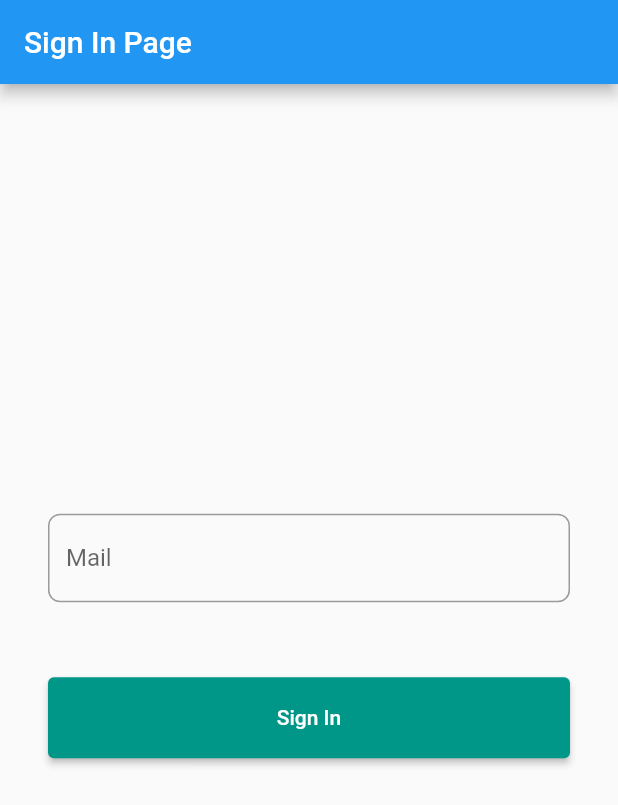
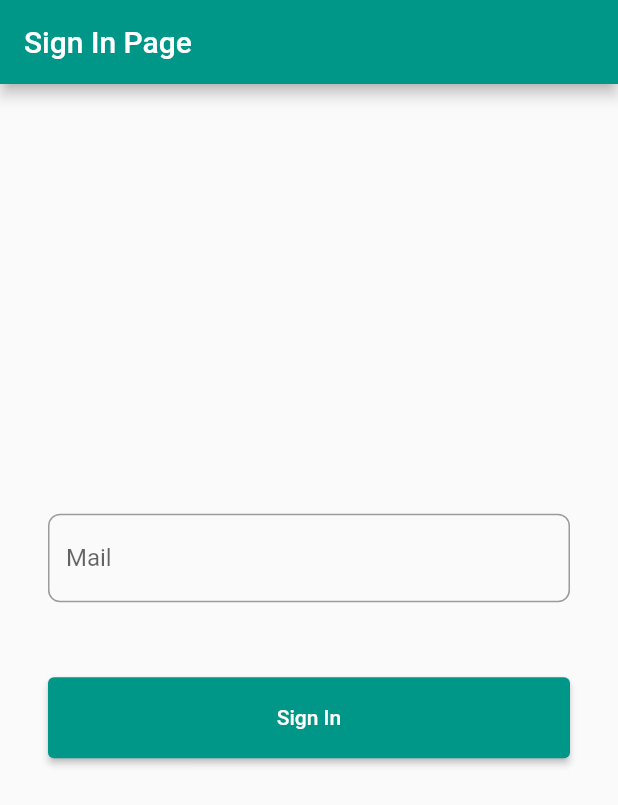
Before and after one commit to NUTFes/seeft-mobile, a Flutter app: the screen it shows after launch, on a phone screen of 412 x 824 dp. Shown: the top 805 px of the screen. Run offline on Flutter 3.47's test engine with Material 2 defaults, Android fonts, the phone set to English and light mode, and no system bars; our stand-ins replace flutter_local_notifications, logger, shared_preferences.

Commit message:
[mod] カラーテーマの設定 (#1)

```diff
--- a/lib/widgets/first_jump_selector.dart
+++ b/lib/widgets/first_jump_selector.dart
@@ -1,3 +1,4 @@
+import 'package:flutter/material.dart';
 import 'package:seeft_mobile/configs/importer.dart';
 import 'package:seeft_mobile/pages/my_shift_page.dart';
 //import 'package:seeft_mobile/pages/sign_up_page.dart';
@@ -55,6 +56,12 @@ class _FirstJumpSelectorState extends State<FirstJumpSelector> {
         var app = new MaterialApp(
           title: constant.appName,
           theme: ThemeData(
+            primarySwatch: Colors.teal,
+            secondaryHeaderColor: Colors.teal[900],
+            focusColor: Colors.teal,
+            backgroundColor: Colors.white,
+            cardColor: Colors.white,
+            dialogBackgroundColor: Colors.white,
             pageTransitionsTheme: const PageTransitionsTheme(
               builders: <TargetPlatform, PageTransitionsBuilder>{
                 TargetPlatform.android: CupertinoPageTransitionsBuilder(),
```
